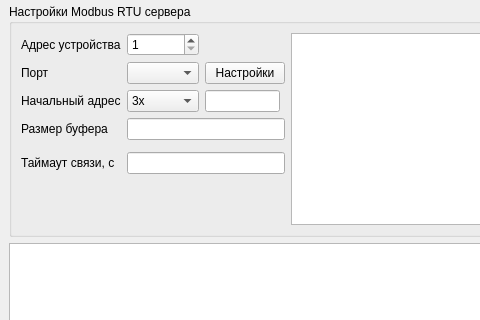
This is mainwindow.ui in sanny32/SmartServer as Qt 5 draws it before an edit; both pictures show x 0 to 480 and y 119 to 439 of the 807 by 600 pixel window. The edited form follows.
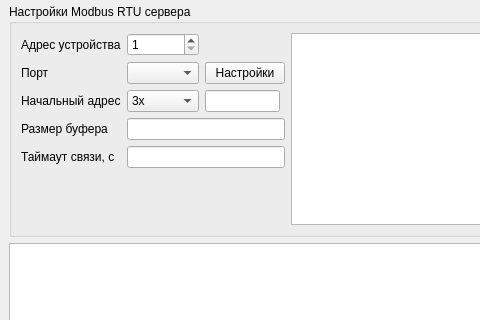
This is the edited form. Icons and pictures are not drawn.

Commit message: Коррекция отступов в интерфейсе

```diff
--- a/mainwindow.ui
+++ b/mainwindow.ui
@@ -225,7 +225,14 @@
            </property>
           </widget>
          </item>
-         <item row="5" column="1" colspan="2">
+         <item row="4" column="0">
+          <widget class="QLabel" name="label_6">
+           <property name="text">
+            <string>Таймаут связи, с</string>
+           </property>
+          </widget>
+         </item>
+         <item row="4" column="1" colspan="2">
           <widget class="QLineEdit" name="restartTimeout">
            <property name="sizePolicy">
             <sizepolicy hsizetype="Expanding" vsizetype="Fixed">
@@ -235,13 +242,6 @@
            </property>
           </widget>
          </item>
-         <item row="5" column="0">
-          <widget class="QLabel" name="label_6">
-           <property name="text">
-            <string>Таймаут связи, с</string>
-           </property>
-          </widget>
-         </item>
         </layout>
        </item>
       </layout>
```
